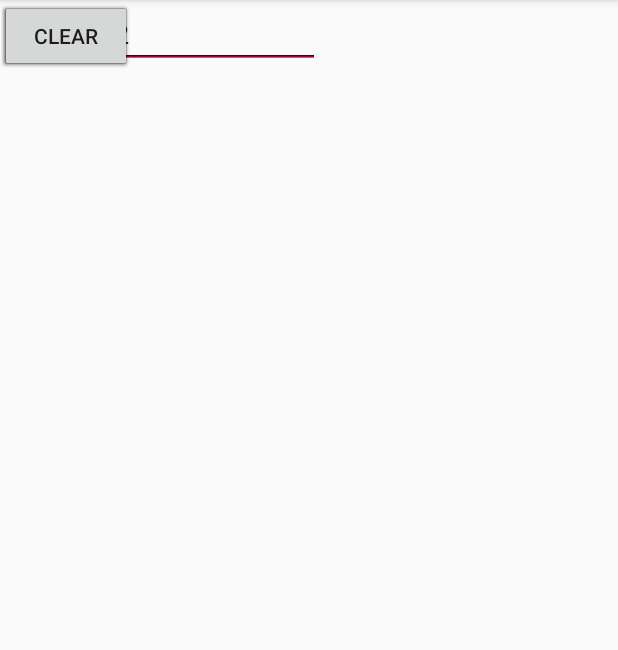
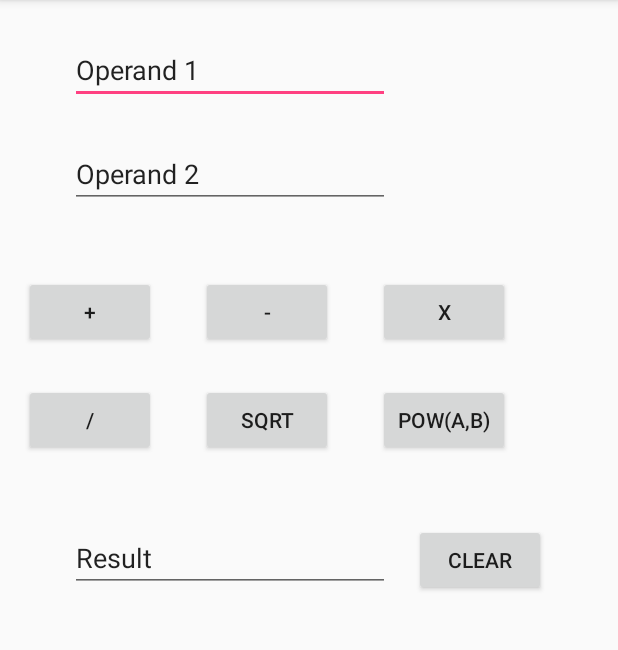
Before and after one commit to jposthau/MyCalc, an Android app: the screen it shows after launch (MainActivity), on a phone screen of 412 x 824 dp, the part 84-734 px from its top. Run offline under Robolectric (Android 15) with nearby library versions, the phone set to English and light mode, and no system bars.

Commit message:
Initial submission

```diff
--- a/app/src/main/java/com/qniyaz/mycalc/MainActivity.java
+++ b/app/src/main/java/com/qniyaz/mycalc/MainActivity.java
@@ -5,9 +5,36 @@ import android.os.Bundle;
 
 public class MainActivity extends AppCompatActivity {
 
+    public float result;
+    public String op1;
+    public String op2;
     @Override
     protected void onCreate(Bundle savedInstanceState) {
         super.onCreate(savedInstanceState);
         setContentView(R.layout.activity_main);
     }
+
+    public void add(){
+
+    }
+
+    public void subtract(){
+
+    }
+
+    public void multiply(){
+
+    }
+
+    public void divide(){
+
+    }
+
+    public void sqrt(){
+
+    }
+
+    public void pow(){
+
+    }
 }
--- a/app/src/main/res/layout/activity_main.xml
+++ b/app/src/main/res/layout/activity_main.xml
@@ -10,85 +10,107 @@
         android:id="@+id/editText"
         android:layout_width="wrap_content"
         android:layout_height="wrap_content"
+        android:layout_marginEnd="152dp"
+        android:layout_marginTop="24dp"
         android:ems="10"
-        android:inputType="textPersonName"
+        android:inputType="text|textPersonName"
+        android:singleLine="false"
         android:text="Operand 1"
-        tools:layout_editor_absoluteX="16dp"
-        tools:layout_editor_absoluteY="16dp" />
+        android:visibility="visible"
+        app:layout_constraintEnd_toEndOf="parent"
+        app:layout_constraintTop_toTopOf="parent" />
 
     <EditText
         android:id="@+id/editText2"
         android:layout_width="wrap_content"
         android:layout_height="wrap_content"
+        android:layout_marginEnd="152dp"
+        android:layout_marginTop="24dp"
         android:ems="10"
         android:inputType="textPersonName"
         android:text="Operand 2"
-        tools:layout_editor_absoluteX="16dp"
-        tools:layout_editor_absoluteY="99dp" />
+        app:layout_constraintEnd_toEndOf="parent"
+        app:layout_constraintTop_toBottomOf="@+id/editText" />
 
     <Button
         android:id="@+id/button"
         android:layout_width="wrap_content"
         android:layout_height="wrap_content"
+        android:layout_marginStart="16dp"
+        android:layout_marginTop="45dp"
         android:text="+"
-        tools:layout_editor_absoluteX="16dp"
-        tools:layout_editor_absoluteY="185dp" />
+        app:layout_constraintStart_toStartOf="parent"
+        app:layout_constraintTop_toBottomOf="@+id/editText2" />
 
     <Button
         android:id="@+id/button2"
         android:layout_width="wrap_content"
         android:layout_height="wrap_content"
+        android:layout_marginTop="45dp"
         android:text="-"
-        tools:layout_editor_absoluteX="120dp"
-        tools:layout_editor_absoluteY="185dp" />
+        app:layout_constraintEnd_toStartOf="@+id/button3"
+        app:layout_constraintStart_toEndOf="@+id/button"
+        app:layout_constraintTop_toBottomOf="@+id/editText2" />
 
     <Button
         android:id="@+id/button3"
         android:layout_width="wrap_content"
         android:layout_height="wrap_content"
+        android:layout_marginEnd="72dp"
+        android:layout_marginTop="45dp"
         android:text="x"
-        tools:layout_editor_absoluteX="223dp"
-        tools:layout_editor_absoluteY="185dp" />
+        app:layout_constraintEnd_toEndOf="parent"
+        app:layout_constraintTop_toBottomOf="@+id/editText2" />
 
     <Button
         android:id="@+id/button4"
         android:layout_width="wrap_content"
         android:layout_height="wrap_content"
+        android:layout_marginStart="16dp"
+        android:layout_marginTop="24dp"
         android:text="/"
-        tools:layout_editor_absoluteX="16dp"
-        tools:layout_editor_absoluteY="255dp" />
+        app:layout_constraintStart_toStartOf="parent"
+        app:layout_constraintTop_toBottomOf="@+id/button" />
 
     <Button
         android:id="@+id/button5"
         android:layout_width="wrap_content"
         android:layout_height="wrap_content"
+        android:layout_marginTop="24dp"
         android:text="SQRT"
-        tools:layout_editor_absoluteX="120dp"
-        tools:layout_editor_absoluteY="255dp" />
+        app:layout_constraintEnd_toStartOf="@+id/button6"
+        app:layout_constraintStart_toEndOf="@+id/button4"
+        app:layout_constraintTop_toBottomOf="@+id/button2" />
 
     <Button
         android:id="@+id/button6"
         android:layout_width="wrap_content"
         android:layout_height="wrap_content"
+        android:layout_marginEnd="72dp"
+        android:layout_marginTop="24dp"
         android:text="POW(A,B)"
-        tools:layout_editor_absoluteX="223dp"
-        tools:layout_editor_absoluteY="255dp" />
+        app:layout_constraintEnd_toEndOf="parent"
+        app:layout_constraintTop_toBottomOf="@+id/button3" />
 
     <EditText
         android:id="@+id/editText3"
         android:layout_width="wrap_content"
         android:layout_height="wrap_content"
+        android:layout_marginEnd="152dp"
+        android:layout_marginTop="45dp"
         android:ems="10"
         android:inputType="textPersonName"
         android:text="Result"
-        tools:layout_editor_absoluteX="16dp"
-        tools:layout_editor_absoluteY="353dp" />
+        app:layout_constraintEnd_toEndOf="parent"
+        app:layout_constraintTop_toBottomOf="@+id/button5" />
 
     <Button
         android:id="@+id/button7"
         android:layout_width="wrap_content"
         android:layout_height="wrap_content"
+        android:layout_marginStart="16dp"
+        android:layout_marginTop="45dp"
         android:text="Clear"
-        tools:layout_editor_absoluteX="249dp"
-        tools:layout_editor_absoluteY="353dp" />
+        app:layout_constraintStart_toEndOf="@+id/editText3"
+        app:layout_constraintTop_toBottomOf="@+id/button5" />
 </android.support.constraint.ConstraintLayout>
```
